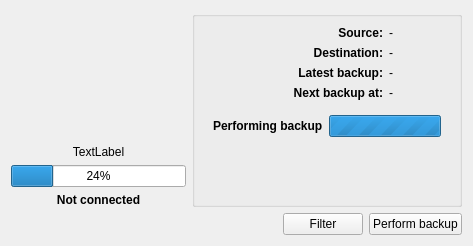
First picture: the form in src/app/mainwidgetbase.ui, repository flavio/kaveau, before the edit.
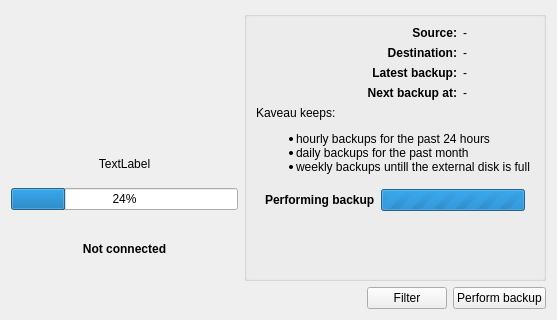
Second picture: the form after the edit. The open tabs and pages were chosen to show the change.

Commit message: show backup policy

Patch:
```diff
--- a/src/app/mainwidgetbase.ui
+++ b/src/app/mainwidgetbase.ui
@@ -6,8 +6,8 @@
    <rect>
     <x>0</x>
     <y>0</y>
-    <width>473</width>
-    <height>223</height>
+    <width>557</width>
+    <height>320</height>
    </rect>
   </property>
   <property name="sizePolicy">
@@ -230,6 +230,21 @@
           </item>
          </layout>
         </item>
+        <item>
+         <widget class="QLabel" name="label_7">
+          <property name="text">
+           <string>&lt;!DOCTYPE HTML PUBLIC &quot;-//W3C//DTD HTML 4.0//EN&quot; &quot;http://www.w3.org/TR/REC-html40/strict.dtd&quot;&gt;
+&lt;html&gt;&lt;head&gt;&lt;meta name=&quot;qrichtext&quot; content=&quot;1&quot; /&gt;&lt;/head&gt;&lt;body style=&quot; font-family:'DejaVu Sans'; font-size:9pt; font-weight:400; font-style:normal;&quot;&gt;
+&lt;p&gt;Kaveau keeps:&lt;/p&gt;
+&lt;ul&gt;
+&lt;li&gt;hourly backups for the past 24 hours&lt;/li&gt;
+&lt;li&gt;daily backups for the past month&lt;/li&gt;
+&lt;li&gt;weekly backups untill the external disk is full&lt;/li&gt;
+&lt;/ul&gt;
+&lt;/body&gt;&lt;/html&gt;</string>
+          </property>
+         </widget>
+        </item>
         <item>
          <widget class="QStackedWidget" name="stackedWidget">
           <property name="currentIndex">
@@ -300,7 +315,7 @@
                  <number>0</number>
                 </property>
                 <property name="value">
-                 <number>227049</number>
+                 <number>233621</number>
                 </property>
                </widget>
               </item>
```
